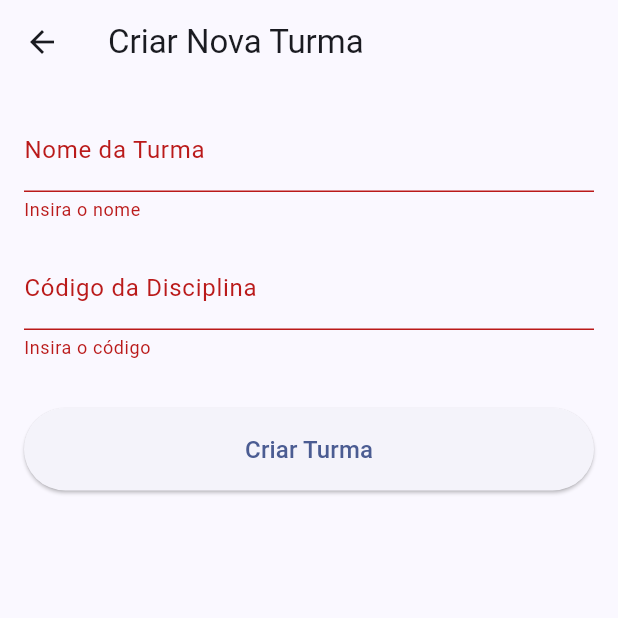
After one commit to CarlosSouzapjr/Actually_Here, a Flutter app: the CreateClassScreen screen opened directly, after a tap on "Criar Turma", on a phone screen of 412 x 824 dp, the top half of it. The commit adds this screen. Run offline on Flutter 3.47's test engine with Material 3 defaults, Android fonts, the phone set to English and light mode, and no system bars; our stand-ins replace flutter_blue_plus, flutter_dotenv, permission_handler; missing offline and left inert: beacon_broadcast, mqtt_client; accounts and stored records are empty.

Commit message:
feat: Função de adição de turmas (registro no banco de dados)

```diff
--- a/frontend/lib/main.dart
+++ b/frontend/lib/main.dart
@@ -1,10 +1,14 @@
 import 'package:flutter/material.dart';
 import 'package:provider/provider.dart';
+import 'package:flutter_dotenv/flutter_dotenv.dart';
 import 'screens/login.dart';
 import 'services/auth_service.dart';
 import 'services/database_service.dart';
 
-void main() {
+Future<void> main() async {
+  WidgetsFlutterBinding.ensureInitialized();
+  await dotenv.load(fileName: ".env");
+
   runApp(
     MultiProvider(
       providers: [
--- /dev/null
+++ b/frontend/lib/screens/create_class_screen.dart
@@ -0,0 +1,108 @@
+import 'package:flutter/material.dart';
+import 'package:provider/provider.dart';
+import '../services/auth_service.dart';
+import '../services/database_service.dart';
+import 'dart:convert';
+import 'package:http/http.dart' as http;
+import 'package:flutter_dotenv/flutter_dotenv.dart';
+
+class CreateClassScreen extends StatefulWidget {
+  const CreateClassScreen({super.key});
+
+  @override
+  State<CreateClassScreen> createState() => _CreateClassScreenState();
+}
+
+class _CreateClassScreenState extends State<CreateClassScreen> {
+  final _formKey = GlobalKey<FormState>();
+  final _nameController = TextEditingController();
+  final _subjectCodeController = TextEditingController();
+  bool _isLoading = false;
+
+  final String _baseUrl = 'http://${dotenv.env['SERVER_IP']}:${dotenv.env['API_PORT']}/api/classes';
+
+  Future<void> _createClass() async {
+    if (!_formKey.currentState!.validate()) return;
+
+    setState(() => _isLoading = true);
+
+    final user = context.read<AuthService>().currentUser;
+    // No seu backend, o professorId é um Long. Vamos usar o ID do usuário logado.
+    // Como o AuthService atual é um mock, vamos garantir que enviamos um ID numérico válido para o backend.
+    final int professorId = 123;
+
+    try {
+      final response = await http.post(
+        Uri.parse(_baseUrl),
+        headers: {'Content-Type': 'application/json'},
+        body: jsonEncode({
+          'name': _nameController.text,
+          'subjectCode': _subjectCodeController.text,
+          'professorId': professorId,
+        }),
+      );
+
+      if (response.statusCode == 201) {
+        if (mounted) {
+          ScaffoldMessenger.of(context).showSnackBar(
+            const SnackBar(content: Text('Turma criada com sucesso no servidor!')),
+          );
+          Navigator.pop(context);
+        }
+      } else {
+        throw Exception('Falha ao criar turma: ${response.body}');
+      }
+    } catch (e) {
+      if (mounted) {
+        ScaffoldMessenger.of(context).showSnackBar(
+          SnackBar(content: Text('Erro: $e')),
+        );
+      }
+    } finally {
+      if (mounted) setState(() => _isLoading = false);
+    }
+  }
+
+  @override
+  Widget build(BuildContext context) {
+    return Scaffold(
+      appBar: AppBar(title: const Text('Criar Nova Turma')),
+      body: Padding(
+        padding: const EdgeInsets.all(16.0),
+        child: Form(
+          key: _formKey,
+          child: Column(
+            crossAxisAlignment: CrossAxisAlignment.stretch,
+            children: [
+              TextFormField(
+                controller: _nameController,
+                decoration: const InputDecoration(
+                  labelText: 'Nome da Turma',
+                  hintText: 'Ex: Sistemas Distribuídos 2024.1',
+                ),
+                validator: (value) => value!.isEmpty ? 'Insira o nome' : null,
+              ),
+              const SizedBox(height: 16),
+              TextFormField(
+                controller: _subjectCodeController,
+                decoration: const InputDecoration(
+                  labelText: 'Código da Disciplina',
+                  hintText: 'Ex: SD001',
+                ),
+                validator: (value) => value!.isEmpty ? 'Insira o código' : null,
+              ),
+              const SizedBox(height: 32),
+              ElevatedButton(
+                onPressed: _isLoading ? null : _createClass,
+                style: ElevatedButton.styleFrom(padding: const EdgeInsets.symmetric(vertical: 16)),
+                child: _isLoading
+                  ? const CircularProgressIndicator()
+                  : const Text('Criar Turma', style: TextStyle(fontSize: 16)),
+              ),
+            ],
+          ),
+        ),
+      ),
+    );
+  }
+}
--- a/frontend/lib/screens/home.dart
+++ b/frontend/lib/screens/home.dart
@@ -4,6 +4,7 @@ import '../services/auth_service.dart';
 import '../services/database_service.dart';
 import 'class.dart';
 import 'login.dart';
+import 'create_class_screen.dart';
 
 class HomeScreen extends StatelessWidget {
   const HomeScreen({super.key});
@@ -72,6 +73,15 @@ class HomeScreen extends StatelessWidget {
           ),
         ],
       ),
+      floatingActionButton: FloatingActionButton(
+        onPressed: () {
+          Navigator.push(
+            context,
+            MaterialPageRoute(builder: (context) => const CreateClassScreen()),
+          );
+        },
+        child: const Icon(Icons.add),
+      ),
     );
   }
 }
--- a/frontend/lib/services/attendance_service.dart
+++ b/frontend/lib/services/attendance_service.dart
@@ -1,9 +1,11 @@
 import 'dart:convert';
 import 'package:http/http.dart' as http;
 
+import 'package:flutter_dotenv/flutter_dotenv.dart';
+
 class AttendanceService {
-  // Ajuste o IP conforme necessário (10.0.2.2 para emulador Android)
-  final String baseUrl = 'http://localhost:8080/api/attendance';
+  // Busca o IP e porta do arquivo .env
+  final String baseUrl = 'http://${dotenv.env['SERVER_IP']}:${dotenv.env['API_PORT']}/api/attendance';
 
   Future<Map<String, dynamic>?> startSession(int classId) async {
     try {
--- a/frontend/lib/services/mqtt_service.dart
+++ b/frontend/lib/services/mqtt_service.dart
@@ -2,18 +2,17 @@ import 'dart:convert';
 import 'dart:io';
 import 'package:mqtt_client/mqtt_client.dart';
 import 'package:mqtt_client/mqtt_server_client.dart';
+import 'package:flutter_dotenv/flutter_dotenv.dart';
 
 class MqttService {
   late MqttServerClient client;
 
   MqttService() {
-    // Para Android Emulator usar 10.0.2.2, para dispositivo real usar o IP da máquina
-    // Como estamos em ambiente de desenvolvimento local, vamos usar o IP padrão
-    // que funciona na maioria dos setups Linux/Docker.
-    String brokerAddress = Platform.isAndroid ? '10.0.2.2' : 'localhost';
+    String brokerAddress = dotenv.env['SERVER_IP'] ?? 'localhost';
+    int port = int.parse(dotenv.env['MQTT_PORT'] ?? '1883');
 
     client = MqttServerClient(brokerAddress, 'flutter_client_${DateTime.now().millisecondsSinceEpoch}');
-    client.port = 1883;
+    client.port = port;
     client.keepAlivePeriod = 20;
     client.onDisconnected = onDisconnected;
     client.onConnected = onConnected;
--- a/frontend/pubspec.yaml
+++ b/frontend/pubspec.yaml
@@ -40,6 +40,7 @@ dependencies:
   provider: ^6.1.5+1
   mqtt_client: ^10.7.3
   http: ^1.2.2
+  flutter_dotenv: ^5.1.0
 
 dev_dependencies:
   flutter_test:
@@ -62,6 +63,9 @@ flutter:
   # included with your application, so that you can use the icons in
   # the material Icons class.
   uses-material-design: true
+
+  assets:
+    - .env
 
   # To add assets to your application, add an assets section, like this:
   # assets:
```
Also changed, not shown: frontend/pubspec.lock.
